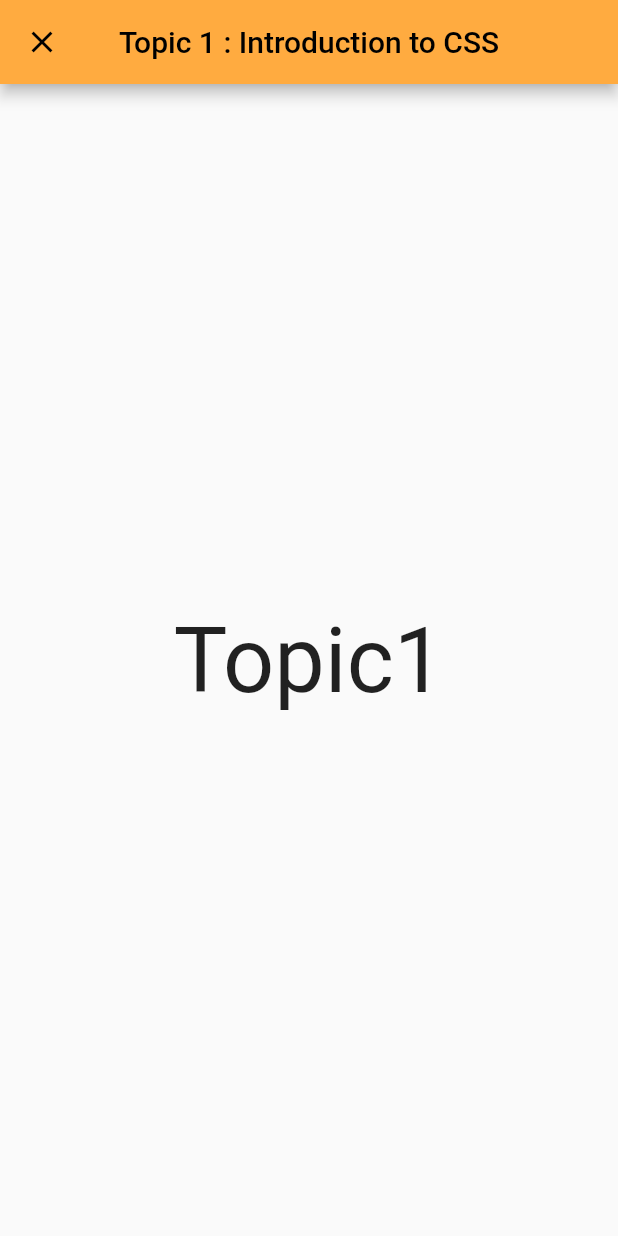
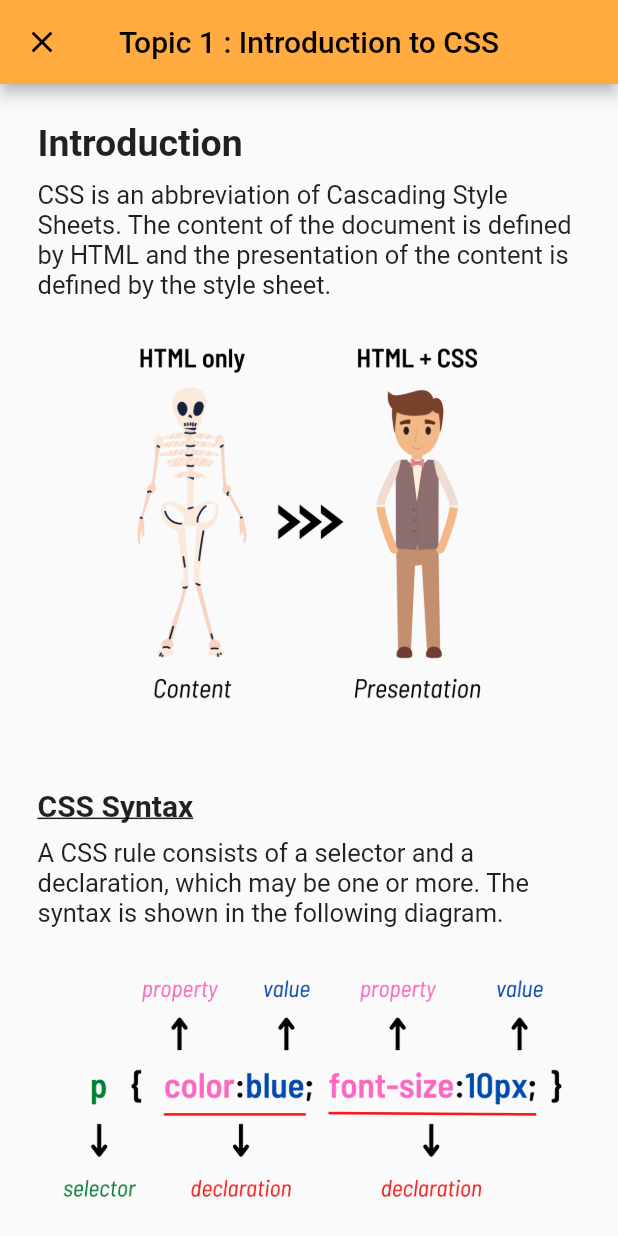
Before and after one commit to aisrha/cassco_app, a Flutter app: the Topic1Screen screen opened directly, on a phone screen of 412 x 824 dp. Run offline on Flutter 3.47's test engine with Material 2 defaults, Android fonts, the phone set to English and light mode, and no system bars; our stand-ins replace cloud_firestore, firebase_auth, firebase_core, fluttertoast; accounts and stored records are empty.

Commit message:
Topic 1 note content
complete with picture and text

```diff
--- a/lib/screens/notes/topic1_screen.dart
+++ b/lib/screens/notes/topic1_screen.dart
@@ -22,7 +22,82 @@ class _Topic1ScreenState extends State<Topic1Screen> {
         backgroundColor: Colors.orangeAccent,
         centerTitle: true,
       ),
-      body: Center(child: Text("Topic1", style: TextStyle(fontSize: 60))),
+      body: ListView(
+        padding: EdgeInsets.all(25),
+        children: <Widget>[
+          // Introduction section
+          Text(
+            'Introduction',
+            style: TextStyle(
+              fontSize: 25,
+              fontWeight: FontWeight.bold,
+            ),
+          ),
+          SizedBox(height: 10),
+          Text(
+            'CSS is an abbreviation of Cascading Style Sheets. The content of the document is defined by HTML and the presentation of the content is defined by the style sheet.',
+            style: TextStyle(fontSize: 17),
+          ),
+          SizedBox(height: 20),
+          SizedBox(
+            child: Image.asset(
+              "assets/topic1pic01.png",
+              fit: BoxFit.contain,
+            ),
+          ),
+          SizedBox(height: 50),
+          // CSS Syntax sub-section
+          Text(
+            'CSS Syntax',
+            style: TextStyle(
+              fontSize: 20,
+              decoration: TextDecoration.underline,
+              fontWeight: FontWeight.bold,
+            ),
+          ),
+          SizedBox(height: 10),
+          Text(
+            'A CSS rule consists of a selector and a declaration, which may be one or more. The syntax is shown in the following diagram.',
+            style: TextStyle(fontSize: 17),
+          ),
+          SizedBox(height: 25),
+          SizedBox(
+            child: Image.asset(
+              "assets/topic1pic02.png",
+              fit: BoxFit.contain,
+            ),
+          ),
+          SizedBox(height: 25),
+          Text(
+            '\u2022 Selector : HTML element to be styled \n\u2022 Declaration : Made up of property and value \n\u2022 Property : Attribute to be changed \n\u2022 Value : Attribute to be set as \n\nThe declaration ends with a semi-colon. The set of declaration is wrapped with curly brackets.',
+            style: TextStyle(fontSize: 17),
+          ),
+          SizedBox(height: 50),
+          // CSS Comments
+          Text(
+            'CSS Comments',
+            style: TextStyle(
+              fontSize: 20,
+              decoration: TextDecoration.underline,
+              fontWeight: FontWeight.bold,
+            ),
+          ),
+          SizedBox(height: 10),
+          Text(
+            'A comment can span multiple lines, but it cannot be nested. Here are examples of a single-line comment and multi-line comment.',
+            style: TextStyle(fontSize: 17),
+          ),
+          SizedBox(height: 25),
+          SizedBox(
+            height: 150,
+            child: Image.asset(
+              "assets/topic1pic03.png",
+              fit: BoxFit.contain,
+            ),
+          ),
+          SizedBox(height: 25),
+        ],
+      ),
     );
   }
 }
--- a/pubspec.yaml
+++ b/pubspec.yaml
@@ -56,6 +56,9 @@ flutter:
     - assets/topic1.png
     - assets/topic2.png
     - assets/topic3.png
+    - assets/topic1pic01.png
+    - assets/topic1pic02.png
+    - assets/topic1pic03.png
   # An image asset can refer to one or more resolution-specific "variants", see
   # https://flutter.dev/assets-and-images/#resolution-aware.
   # For details regarding adding assets from package dependencies, see
```
Also changed, not shown: assets/topic1pic01.png (added), assets/topic1pic02.png (added), assets/topic1pic03.png (added).
